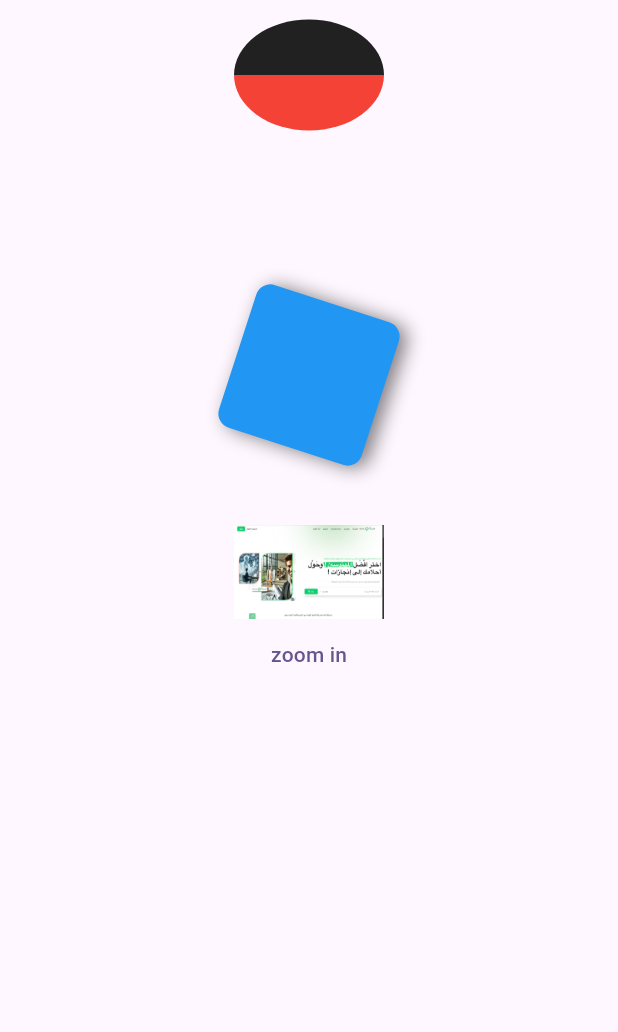
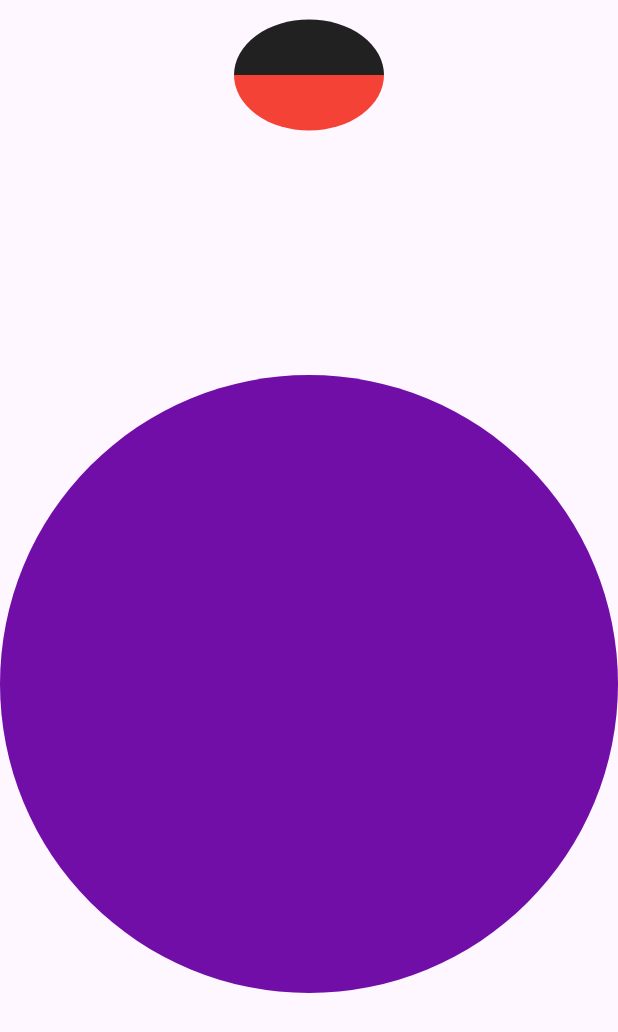
Before and after one commit to islam-debbi-dev/tutorials_flutter, a Flutter app: the screen it shows after launch, on a phone screen of 412 x 824 dp. Shown: the top 1032 px of the screen. Run offline on Flutter 3.47's test engine with Material 3 defaults, Android fonts, the phone set to English and light mode, and no system bars.

Commit message:
refactore code

```diff
--- a/lib/animations/animation_screen.dart
+++ b/lib/animations/animation_screen.dart
@@ -1,6 +1,7 @@
 import 'package:flutter/material.dart';
-import 'package:tutorials_flutter/animations/first_animation_widget.dart';
-import 'package:tutorials_flutter/animations/second_animation_widget.dart';
+import 'package:tutorials_flutter/animations/widgets/first_animation_widget.dart';
+
+import 'widgets/change_colors_animation.dart';
 
 class AnimationScreen extends StatefulWidget {
   const AnimationScreen({super.key});
@@ -18,68 +19,15 @@ class _AnimationScreenState extends State<AnimationScreen> {
           children: [
             const FirstAnimationWidget(),
             SizedBox(height: 50),
-            const SecondAnimationWidget(),
+            // const SecondAnimationWidget(),
             const SizedBox(height: 50),
-            const ImplicitAnimationWidget(),
+
+            // const ImplicitAnimationWidget(),
+            // const SizedBox(height: 50),
+            const ChangeColorsAnimation(),
           ],
         ),
       ),
     );
   }
 }
-
-class ImplicitAnimationWidget extends StatefulWidget {
-  const ImplicitAnimationWidget({super.key});
-
-  @override
-  State<ImplicitAnimationWidget> createState() =>
-      _ImplicitAnimationWidgetState();
-}
-
-class _ImplicitAnimationWidgetState extends State<ImplicitAnimationWidget> {
-  var isZoomed = false;
-  var isZoomedText = 'zoom in';
-  var widthImage = 100.00;
-  final _curve = Curves.fastEaseInToSlowEaseOut;
-  @override
-  Widget build(BuildContext context) {
-    return Column(
-      children: [
-        Row(
-          mainAxisAlignment: MainAxisAlignment.center,
-          children: [
-            AnimatedContainer(
-              curve: _curve,
-              duration: Duration(seconds: 1),
-              width: widthImage,
-              color: Colors.blue,
-              child: Image.asset(
-                'assets/images/images1.png',
-                // // make the image fill the container so width changes are visible
-                // width: double.infinity,
-                // fit: BoxFit.cover,
-              ),
-            ),
-          ],
-        ),
-
-        TextButton(
-          onPressed: () {
-            setState(() {
-              if (isZoomed) {
-                isZoomed = false;
-                isZoomedText = 'zoom in';
-                widthImage = 100.00;
-              } else {
-                isZoomed = true;
-                isZoomedText = 'zoom out';
-                widthImage = MediaQuery.of(context).size.width;
-              }
-            });
-          },
-          child: Text(isZoomedText),
-        ),
-      ],
-    );
-  }
-}
--- /dev/null
+++ b/lib/animations/widgets/change_colors_animation.dart
@@ -0,0 +1,58 @@
+import 'package:flutter/material.dart';
+import 'dart:math' as math;
+
+class ChangeColorsAnimation extends StatefulWidget {
+  const ChangeColorsAnimation({super.key});
+
+  @override
+  State<ChangeColorsAnimation> createState() => _ChangeColorsAnimationState();
+}
+
+class _ChangeColorsAnimationState extends State<ChangeColorsAnimation>
+    with SingleTickerProviderStateMixin {
+  Color getRendomColor() =>
+      Color((0xFF000000 + (math.Random().nextInt(0x00FFFFFF))));
+
+  @override
+  Widget build(BuildContext context) {
+    var colorC = getRendomColor();
+    return ClipPath(
+      clipper: const CircleCliper(),
+      child: TweenAnimationBuilder(
+        duration: const Duration(seconds: 1),
+
+        tween: ColorTween(begin: getRendomColor(), end: colorC),
+        onEnd: () => setState(() {
+          colorC = getRendomColor();
+        }),
+        builder: (context, Color? color, child) {
+          return Container(
+            color: color,
+            width: MediaQuery.of(context).size.width,
+            height: MediaQuery.of(context).size.width,
+          );
+        },
+      ),
+    );
+  }
+}
+
+class CircleCliper extends CustomClipper<Path> {
+  const CircleCliper();
+  @override
+  Path getClip(Size size) {
+    Path path = Path();
+
+    final rect = Rect.fromCircle(
+      center: Offset(size.width / 2, size.height / 2),
+      radius: size.width / 2,
+    );
+    path.addOval(rect);
+    return path;
+  }
+
+  @override
+  bool shouldReclip(covariant CustomClipper<Path> oldClipper) {
+    return false;
+  }
+}
--- /dev/null
+++ b/lib/animations/widgets/implicit_animation_widget.dart
@@ -0,0 +1,57 @@
+import 'package:flutter/material.dart';
+
+class ImplicitAnimationWidget extends StatefulWidget {
+  const ImplicitAnimationWidget({super.key});
+
+  @override
+  State<ImplicitAnimationWidget> createState() =>
+      _ImplicitAnimationWidgetState();
+}
+
+class _ImplicitAnimationWidgetState extends State<ImplicitAnimationWidget> {
+  var isZoomed = false;
+  var isZoomedText = 'zoom in';
+  var widthImage = 100.00;
+  final _curve = Curves.fastEaseInToSlowEaseOut;
+  @override
+  Widget build(BuildContext context) {
+    return Column(
+      children: [
+        Row(
+          mainAxisAlignment: MainAxisAlignment.center,
+          children: [
+            AnimatedContainer(
+              curve: _curve,
+              duration: Duration(seconds: 1),
+              width: widthImage,
+              color: Colors.blue,
+              child: Image.asset(
+                'assets/images/images1.png',
+                // // make the image fill the container so width changes are visible
+                // width: double.infinity,
+                // fit: BoxFit.cover,
+              ),
+            ),
+          ],
+        ),
+
+        TextButton(
+          onPressed: () {
+            setState(() {
+              if (isZoomed) {
+                isZoomed = false;
+                isZoomedText = 'zoom in';
+                widthImage = 100.00;
+              } else {
+                isZoomed = true;
+                isZoomedText = 'zoom out';
+                widthImage = MediaQuery.of(context).size.width;
+              }
+            });
+          },
+          child: Text(isZoomedText),
+        ),
+      ],
+    );
+  }
+}
```
Also changed, not shown: lib/animations/widgets/first_animation_widget.dart (renamed from lib/animations/first_animation_widget.dart), lib/animations/widgets/second_animation_widget.dart (renamed from lib/animations/second_animation_widget.dart).
